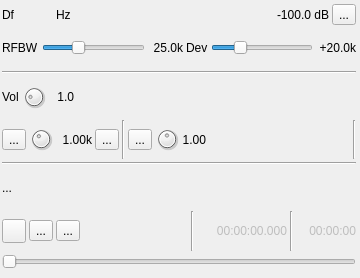
The window that plugins/channeltx/modm17/m17modgui.ui (f4exb/sdrangel) describes before a commit, drawn with Qt 5.
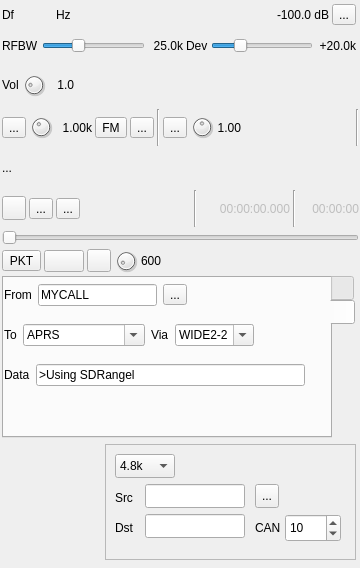
The same window after the commit. The open tabs and pages were chosen to show the change. Icons and pictures are not drawn. Custom widgets are drawn as their Qt base class.

Commit message: M17 modulator: SMS packet +

```diff
--- a/plugins/channeltx/modm17/m17modgui.ui
+++ b/plugins/channeltx/modm17/m17modgui.ui
@@ -7,7 +7,7 @@
     <x>0</x>
     <y>0</y>
     <width>360</width>
-    <height>278</height>
+    <height>568</height>
    </rect>
   </property>
   <property name="sizePolicy">
@@ -46,7 +46,7 @@
      <x>0</x>
      <y>0</y>
      <width>358</width>
-     <height>271</height>
+     <height>105</height>
     </rect>
    </property>
    <property name="minimumSize">
@@ -286,13 +286,6 @@
       </item>
      </layout>
     </item>
-    <item>
-     <widget class="Line" name="line_5">
-      <property name="orientation">
-       <enum>Qt::Horizontal</enum>
-      </property>
-     </widget>
-    </item>
     <item>
      <layout class="QHBoxLayout" name="volumeLayout">
       <item>
@@ -364,6 +357,36 @@
       </item>
      </layout>
     </item>
+   </layout>
+  </widget>
+  <widget class="QWidget" name="bAudioContainer" native="true">
+   <property name="geometry">
+    <rect>
+     <x>0</x>
+     <y>107</y>
+     <width>361</width>
+     <height>140</height>
+    </rect>
+   </property>
+   <property name="windowTitle">
+    <string>Audio</string>
+   </property>
+   <layout class="QVBoxLayout" name="verticalLayout_2">
+    <property name="spacing">
+     <number>3</number>
+    </property>
+    <property name="leftMargin">
+     <number>2</number>
+    </property>
+    <property name="topMargin">
+     <number>2</number>
+    </property>
+    <property name="rightMargin">
+     <number>2</number>
+    </property>
+    <property name="bottomMargin">
+     <number>2</number>
+    </property>
     <item>
      <layout class="QHBoxLayout" name="recordFileSelectLayout">
       <item>
@@ -424,6 +447,22 @@
         </property>
        </widget>
       </item>
+      <item>
+       <widget class="ButtonSwitch" name="fmAudio">
+        <property name="maximumSize">
+         <size>
+          <width>35</width>
+          <height>16777215</height>
+         </size>
+        </property>
+        <property name="toolTip">
+         <string>Modulate audio as analog FM (for testing)</string>
+        </property>
+        <property name="text">
+         <string>FM</string>
+        </property>
+       </widget>
+      </item>
       <item>
        <widget class="ButtonSwitch" name="mic">
         <property name="toolTip">
@@ -532,13 +571,6 @@
       </item>
      </layout>
     </item>
-    <item>
-     <widget class="Line" name="line_4">
-      <property name="orientation">
-       <enum>Qt::Horizontal</enum>
-      </property>
-     </widget>
-    </item>
     <item>
      <layout class="QHBoxLayout" name="fileNameLayout">
       <item>
@@ -704,6 +736,606 @@
     </item>
    </layout>
   </widget>
+  <widget class="QWidget" name="cPacketContainer" native="true">
+   <property name="geometry">
+    <rect>
+     <x>0</x>
+     <y>247</y>
+     <width>358</width>
+     <height>193</height>
+    </rect>
+   </property>
+   <property name="windowTitle">
+    <string>Packet</string>
+   </property>
+   <layout class="QVBoxLayout" name="verticalLayout_3">
+    <property name="spacing">
+     <number>3</number>
+    </property>
+    <property name="leftMargin">
+     <number>2</number>
+    </property>
+    <property name="topMargin">
+     <number>2</number>
+    </property>
+    <property name="rightMargin">
+     <number>2</number>
+    </property>
+    <property name="bottomMargin">
+     <number>2</number>
+    </property>
+    <item>
+     <layout class="QHBoxLayout" name="horizontalLayout">
+      <item>
+       <widget class="ButtonSwitch" name="packetMode">
+        <property name="toolTip">
+         <string>Packet mode</string>
+        </property>
+        <property name="text">
+         <string>PKT</string>
+        </property>
+       </widget>
+      </item>
+      <item>
+       <widget class="QPushButton" name="sendPacket">
+        <property name="sizePolicy">
+         <sizepolicy hsizetype="Fixed" vsizetype="Fixed">
+          <horstretch>0</horstretch>
+          <verstretch>0</verstretch>
+         </sizepolicy>
+        </property>
+        <property name="toolTip">
+         <string>Send packet</string>
+        </property>
+        <property name="text">
+         <string/>
+        </property>
+        <property name="icon">
+         <iconset resource="../../../sdrgui/resources/res.qrc">
+          <normaloff>:/stream.png</normaloff>:/stream.png</iconset>
+        </property>
+       </widget>
+      </item>
+      <item>
+       <widget class="ButtonSwitch" name="loopPacket">
+        <property name="toolTip">
+         <string>Send packets in a loop</string>
+        </property>
+        <property name="text">
+         <string/>
+        </property>
+        <property name="icon">
+         <iconset resource="../../../sdrgui/resources/res.qrc">
+          <normaloff>:/playloop.png</normaloff>:/playloop.png</iconset>
+        </property>
+       </widget>
+      </item>
+      <item>
+       <widget class="QDial" name="loopPacketInterval">
+        <property name="maximumSize">
+         <size>
+          <width>24</width>
+          <height>24</height>
+         </size>
+        </property>
+        <property name="toolTip">
+         <string>Interval between packets (s)</string>
+        </property>
+        <property name="minimum">
+         <number>1</number>
+        </property>
+        <property name="maximum">
+         <number>600</number>
+        </property>
+        <property name="pageStep">
+         <number>1</number>
+        </property>
+        <property name="value">
+         <number>60</number>
+        </property>
+       </widget>
+      </item>
+      <item>
+       <widget class="QLabel" name="loopPacketIntervalText">
+        <property name="toolTip">
+         <string>Interval between packets (s)</string>
+        </property>
+        <property name="text">
+         <string>600</string>
+        </property>
+       </widget>
+      </item>
+      <item>
+       <spacer name="horizontalSpacer_4">
+        <property name="orientation">
+         <enum>Qt::Horizontal</enum>
+        </property>
+        <property name="sizeHint" stdset="0">
+         <size>
+          <width>40</width>
+          <height>20</height>
+         </size>
+        </property>
+       </spacer>
+      </item>
+     </layout>
+    </item>
+    <item>
+     <widget class="QTabWidget" name="packetDataWidget">
+      <property name="toolTip">
+       <string>Packet data</string>
+      </property>
+      <property name="tabPosition">
+       <enum>QTabWidget::East</enum>
+      </property>
+      <property name="currentIndex">
+       <number>0</number>
+      </property>
+      <widget class="QWidget" name="pktSMS">
+       <property name="toolTip">
+        <string>SMS data</string>
+       </property>
+       <attribute name="icon">
+        <iconset resource="../../../sdrgui/resources/res.qrc">
+         <normaloff>:/sms.png</normaloff>:/sms.png</iconset>
+       </attribute>
+       <attribute name="title">
+        <string/>
+       </attribute>
+       <attribute name="toolTip">
+        <string>SMS</string>
+       </attribute>
+       <widget class="CustomTextEdit" name="smsText">
+        <property name="geometry">
+         <rect>
+          <x>0</x>
+          <y>10</y>
+          <width>307</width>
+          <height>120</height>
+         </rect>
+        </property>
+        <property name="toolTip">
+         <string>SMS text</string>
+        </property>
+       </widget>
+      </widget>
+      <widget class="QWidget" name="pktAPRS">
+       <property name="toolTip">
+        <string>APRS data</string>
+       </property>
+       <attribute name="icon">
+        <iconset resource="../../../sdrgui/resources/res.qrc">
+         <normaloff>:/world.png</normaloff>:/world.png</iconset>
+       </attribute>
+       <attribute name="title">
+        <string/>
+       </attribute>
+       <attribute name="toolTip">
+        <string>APRS</string>
+       </attribute>
+       <widget class="QWidget" name="horizontalLayoutWidget">
+        <property name="geometry">
+         <rect>
+          <x>0</x>
+          <y>40</y>
+          <width>301</width>
+          <height>34</height>
+         </rect>
+        </property>
+        <layout class="QHBoxLayout" name="toLayout">
+         <item>
+          <widget class="QLabel" name="aprsToLabel">
+           <property name="sizePolicy">
+            <sizepolicy hsizetype="Minimum" vsizetype="Preferred">
+             <horstretch>0</horstretch>
+             <verstretch>0</verstretch>
+            </sizepolicy>
+           </property>
+           <property name="text">
+            <string>To</string>
+           </property>
+          </widget>
+         </item>
+         <item>
+          <widget class="QComboBox" name="aprsTo">
+           <property name="sizePolicy">
+            <sizepolicy hsizetype="Minimum" vsizetype="Fixed">
+             <horstretch>0</horstretch>
+             <verstretch>0</verstretch>
+            </sizepolicy>
+           </property>
+           <property name="minimumSize">
+            <size>
+             <width>100</width>
+             <height>0</height>
+            </size>
+           </property>
+           <property name="toolTip">
+            <string>Enter destination</string>
+           </property>
+           <property name="editable">
+            <bool>true</bool>
+           </property>
+           <property name="currentText">
+            <string>APRS</string>
+           </property>
+           <property name="currentIndex">
+            <number>0</number>
+           </property>
+           <item>
+            <property name="text">
+             <string>APRS</string>
+            </property>
+           </item>
+           <item>
+            <property name="text">
+             <string>APZ</string>
+            </property>
+           </item>
+           <item>
+            <property name="text">
+             <string>CQ</string>
+            </property>
+           </item>
+           <item>
+            <property name="text">
+             <string>BEACON</string>
+            </property>
+           </item>
+           <item>
+            <property name="text">
+             <string>CALLSIGN-SSID</string>
+            </property>
+           </item>
+          </widget>
+         </item>
+         <item>
+          <widget class="QLabel" name="aprsViaLabel">
+           <property name="sizePolicy">
+            <sizepolicy hsizetype="Minimum" vsizetype="Preferred">
+             <horstretch>0</horstretch>
+             <verstretch>0</verstretch>
+            </sizepolicy>
+           </property>
+           <property name="text">
+            <string>Via</string>
+           </property>
+          </widget>
+         </item>
+         <item>
+          <widget class="QComboBox" name="aprsVia">
+           <property name="sizePolicy">
+            <sizepolicy hsizetype="Minimum" vsizetype="Fixed">
+             <horstretch>0</horstretch>
+             <verstretch>0</verstretch>
+            </sizepolicy>
+           </property>
+           <property name="toolTip">
+            <string>Enter routing</string>
+           </property>
+           <property name="editable">
+            <bool>true</bool>
+           </property>
+           <item>
+            <property name="text">
+             <string>WIDE2-2</string>
+            </property>
+           </item>
+           <item>
+            <property name="text">
+             <string>ARISS</string>
+            </property>
+           </item>
+          </widget>
+         </item>
+         <item>
+          <spacer name="horizontalSpacer_5">
+           <property name="orientation">
+            <enum>Qt::Horizontal</enum>
+           </property>
+           <property name="sizeHint" stdset="0">
+            <size>
+             <width>40</width>
+             <height>20</height>
+            </size>
+           </property>
+          </spacer>
+         </item>
+        </layout>
+       </widget>
+       <widget class="QWidget" name="horizontalLayoutWidget_2">
+        <property name="geometry">
+         <rect>
+          <x>0</x>
+          <y>80</y>
+          <width>301</width>
+          <height>34</height>
+         </rect>
+        </property>
+        <layout class="QHBoxLayout" name="aprsDataLayout">
+         <item>
+          <widget class="QLabel" name="aprsDataLabel">
+           <property name="layoutDirection">
+            <enum>Qt::LeftToRight</enum>
+           </property>
+           <property name="text">
+            <string>Data</string>
+           </property>
+          </widget>
+         </item>
+         <item>
+          <widget class="QLineEdit" name="aprsData">
+           <property name="toolTip">
+            <string>Enter data to transmit.
+            </string>
+           </property>
+           <property name="text">
+            <string>&gt;Using SDRangel</string>
+           </property>
+           <property name="maxLength">
+            <number>256</number>
+           </property>
+          </widget>
+         </item>
+        </layout>
+       </widget>
+       <widget class="QWidget" name="horizontalLayoutWidget_3">
+        <property name="geometry">
+         <rect>
+          <x>0</x>
+          <y>0</y>
+          <width>301</width>
+          <height>34</height>
+         </rect>
+        </property>
+        <layout class="QHBoxLayout" name="fromLayout">
+         <item>
+          <widget class="QLabel" name="label_2">
+           <property name="text">
+            <string>From</string>
+           </property>
+          </widget>
+         </item>
+         <item>
+          <widget class="QLineEdit" name="aprsFromText">
+           <property name="toolTip">
+            <string>Enter your amateur radio callsign and optionally a SSID. E.g. M7RCE or M7RCE-1</string>
+           </property>
+           <property name="text">
+            <string>MYCALL</string>
+           </property>
+           <property name="maxLength">
+            <number>10</number>
+           </property>
+          </widget>
+         </item>
+         <item>
+          <widget class="ButtonSwitch" name="aprsInsertPosition">
+           <property name="toolTip">
+            <string>Insert position (latitude and longitude)</string>
+           </property>
+           <property name="text">
+            <string>...</string>
+           </property>
+           <property name="icon">
+            <iconset>
+             <normalon>:/gps.png</normalon>
+            </iconset>
+           </property>
+          </widget>
+         </item>
+         <item>
+          <spacer name="aprsFromLabel">
+           <property name="orientation">
+            <enum>Qt::Horizontal</enum>
+           </property>
+           <property name="sizeHint" stdset="0">
+            <size>
+             <width>40</width>
+             <height>20</height>
+            </size>
+           </property>
+          </spacer>
+         </item>
+        </layout>
+       </widget>
+      </widget>
+     </widget>
+    </item>
+   </layout>
+  </widget>
+  <widget class="QWidget" name="dDigitalContainer" native="true">
+   <property name="geometry">
+    <rect>
+     <x>0</x>
+     <y>442</y>
+     <width>358</width>
+     <height>120</height>
+    </rect>
+   </property>
+   <property name="windowTitle">
+    <string>Digital</string>
+   </property>
+   <layout class="QVBoxLayout" name="verticalLayout_4" stretch="0">
+    <property name="spacing">
+     <number>3</number>
+    </property>
+    <property name="leftMargin">
+     <number>2</number>
+    </property>
+    <property name="topMargin">
+     <number>2</number>
+    </property>
+    <property name="rightMargin">
+     <number>2</number>
+    </property>
+    <property name="bottomMargin">
+     <number>2</number>
+    </property>
+    <item>
+     <layout class="QHBoxLayout" name="horizontalLayout_2">
+      <item>
+       <widget class="TVScreen" name="screenTV" native="true">
+        <property name="sizePolicy">
+         <sizepolicy hsizetype="Maximum" vsizetype="Maximum">
+          <horstretch>0</horstretch>
+          <verstretch>0</verstretch>
+         </sizepolicy>
+        </property>
+        <property name="minimumSize">
+         <size>
+          <width>100</width>
+          <height>100</height>
+         </size>
+        </property>
+       </widget>
+      </item>
+      <item>
+       <widget class="QFrame" name="frame">
+        <property name="frameShape">
+         <enum>QFrame::StyledPanel</enum>
+        </property>
+        <property name="frameShadow">
+         <enum>QFrame::Raised</enum>
+        </property>
+        <widget class="QComboBox" name="baudRate">
+         <property name="geometry">
+          <rect>
+           <x>10</x>
+           <y>10</y>
+           <width>60</width>
+           <height>24</height>
+          </rect>
+         </property>
+         <property name="sizePolicy">
+          <sizepolicy hsizetype="Preferred" vsizetype="Fixed">
+           <horstretch>0</horstretch>
+           <verstretch>0</verstretch>
+          </sizepolicy>
+         </property>
+         <property name="minimumSize">
+          <size>
+           <width>35</width>
+           <height>0</height>
+          </size>
+         </property>
+         <property name="maximumSize">
+          <size>
+           <width>16777215</width>
+           <height>16777215</height>
+          </size>
+         </property>
+         <property name="toolTip">
+          <string>Baud rate: 2.4k: NXDN48, dPMR 4.8k: DMR, D-Star, YSF, NXDN96</string>
+         </property>
+         <item>
+          <property name="text">
+           <string>4.8k</string>
+          </property>
+         </item>
+        </widget>
+        <widget class="QLabel" name="sourceLabel">
+         <property name="geometry">
+          <rect>
+           <x>10</x>
+           <y>40</y>
+           <width>21</width>
+           <height>28</height>
+          </rect>
+         </property>
+         <property name="text">
+          <string>Src</string>
+         </property>
+        </widget>
+        <widget class="QLineEdit" name="source">
+         <property name="geometry">
+          <rect>
+           <x>40</x>
+           <y>40</y>
+           <width>100</width>
+           <height>24</height>
+          </rect>
+         </property>
+        </widget>
+        <widget class="QLabel" name="destinationLabel">
+         <property name="geometry">
+          <rect>
+           <x>10</x>
+           <y>70</y>
+           <width>21</width>
+           <height>28</height>
+          </rect>
+         </property>
+         <property name="text">
+          <string>Dst</string>
+         </property>
+        </widget>
+        <widget class="QLineEdit" name="destination">
+         <property name="geometry">
+          <rect>
+           <x>40</x>
+           <y>70</y>
+           <width>100</width>
+           <height>24</height>
+          </rect>
+         </property>
+        </widget>
+        <widget class="ButtonSwitch" name="insertPosition">
+         <property name="geometry">
+          <rect>
+           <x>150</x>
+           <y>40</y>
+           <width>24</width>
+           <height>24</height>
+          </rect>
+         </property>
+         <property name="toolTip">
+          <string>Insert position (latitude and longitude)</string>
+         </property>
+         <property name="text">
+          <string>...</string>
+         </property>
+         <property name="icon">
+          <iconset>
+           <normalon>:/gps.png</normalon>
+          </iconset>
+         </property>
+        </widget>
+        <widget class="QLabel" name="destinationLabel_2">
+         <property name="geometry">
+          <rect>
+           <x>150</x>
+           <y>70</y>
+           <width>30</width>
+           <height>28</height>
+          </rect>
+         </property>
+         <property name="text">
+          <string>CAN</string>
+         </property>
+        </widget>
+        <widget class="QSpinBox" name="can">
+         <property name="geometry">
+          <rect>
+           <x>180</x>
+           <y>70</y>
+           <width>56</width>
+           <height>28</height>
+          </rect>
+         </property>
+         <property name="maximum">
+          <number>255</number>
+         </property>
+         <property name="value">
+          <number>10</number>
+         </property>
+        </widget>
+       </widget>
+      </item>
+     </layout>
+    </item>
+   </layout>
+  </widget>
  </widget>
  <customwidgets>
   <customwidget>
@@ -723,12 +1355,23 @@
    <extends>QToolButton</extends>
    <header>gui/buttonswitch.h</header>
   </customwidget>
+  <customwidget>
+   <class>TVScreen</class>
+   <extends>QWidget</extends>
+   <header>gui/tvscreen.h</header>
+   <container>1</container>
+  </customwidget>
   <customwidget>
    <class>LevelMeterVU</class>
    <extends>QWidget</extends>
    <header>gui/levelmeter.h</header>
    <container>1</container>
   </customwidget>
+  <customwidget>
+   <class>CustomTextEdit</class>
+   <extends>QTextEdit</extends>
+   <header>gui/customtextedit.h</header>
+  </customwidget>
  </customwidgets>
  <resources>
   <include location="../../../sdrgui/resources/res.qrc"/>
```
Left out of the diff: 4 changed lines with no effect on the pictures. The commit also changes 23 other files.
